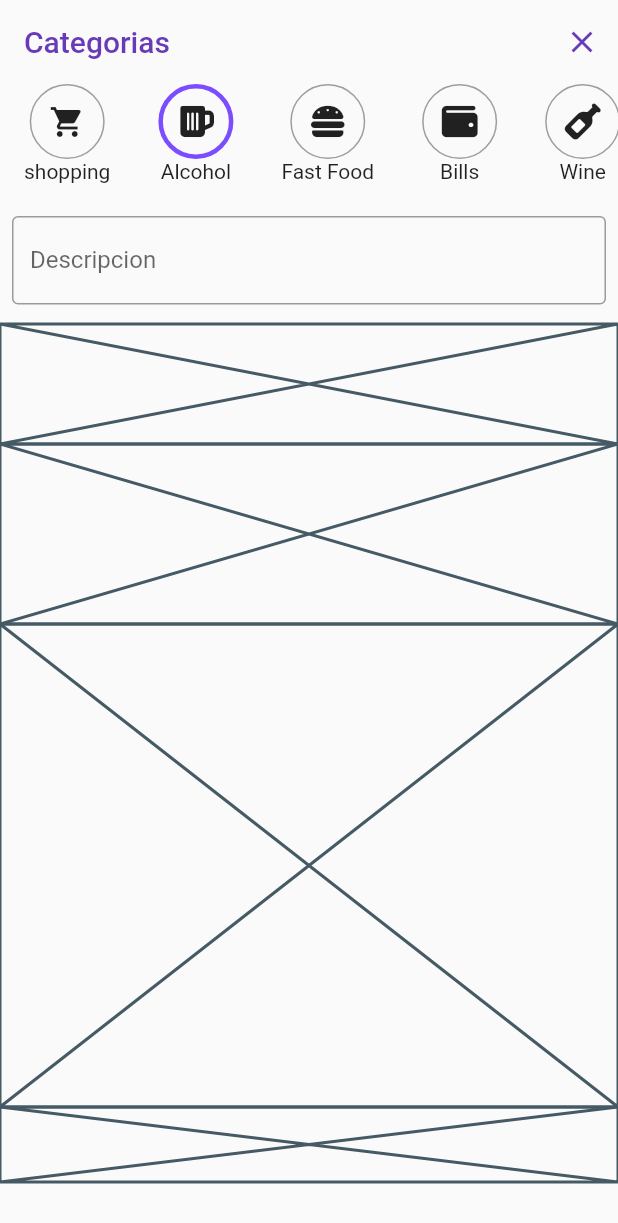
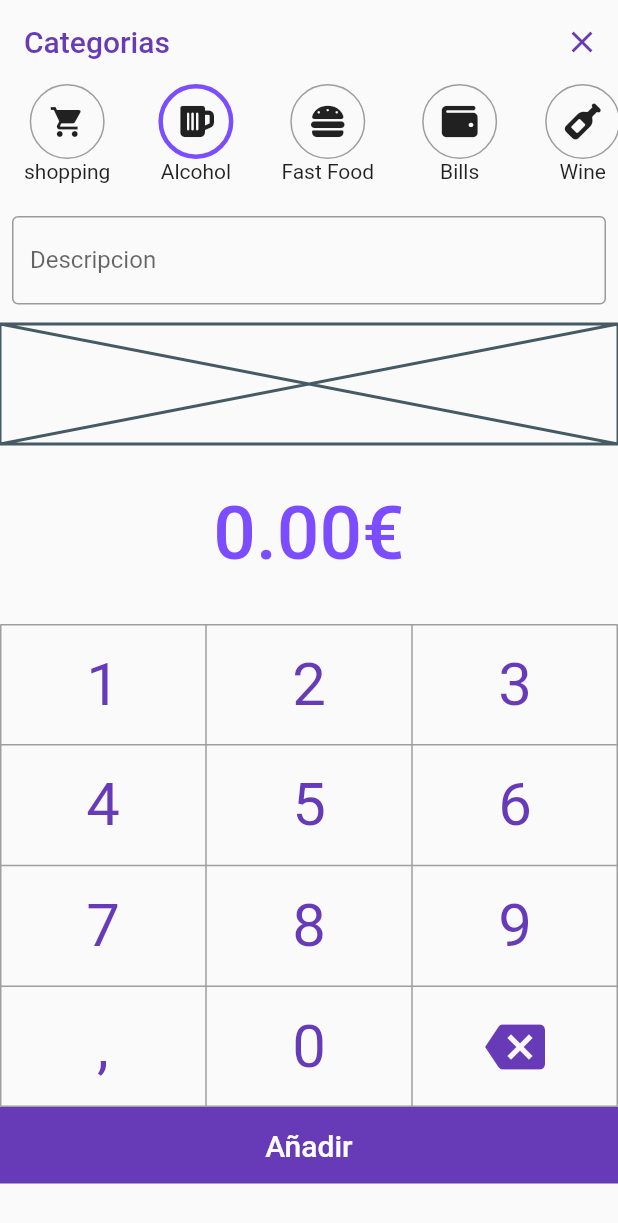
Before and after one commit to JoseAntonioGalan/gestion_app, a Flutter app: the AddPage screen opened by its route, on a phone screen of 412 x 824 dp. Shown: the top 1223 px of the screen. Run offline on Flutter 3.47's test engine with Material 2 defaults, Android fonts, the phone set to English and light mode, and no system bars; our stand-ins replace charts_flutter, cloud_firestore, firebase_auth, firebase_core, font_awesome_flutter, google_sign_in; accounts and stored records are empty.

Commit message:
Teclado numerico, total y boton

```diff
--- a/lib/screens/add_page.dart
+++ b/lib/screens/add_page.dart
@@ -1,4 +1,4 @@
-// ignore_for_file: prefer_const_constructors, deprecated_member_use
+// ignore_for_file: prefer_const_constructors, deprecated_member_use, prefer_const_literals_to_create_immutables
 
 import 'package:flutter/material.dart';
 import 'package:font_awesome_flutter/font_awesome_flutter.dart';
@@ -14,6 +14,8 @@ class AddPage extends StatefulWidget {
 class _AddPageState extends State<AddPage> {
   final _descripcionController = TextEditingController();
   final _descripcionFocus = FocusNode();
+  String category = "";
+  double value = 0;
   @override
   Widget build(BuildContext context) {
     return Scaffold(
@@ -71,6 +73,7 @@ class _AddPageState extends State<AddPage> {
           "Movile": FontAwesomeIcons.mobile,
           "Pedro": FontAwesomeIcons.user
         },
+        onValueChanged: (newCategory) => category = newCategory,
       ),
     );
   }
@@ -97,15 +100,109 @@ class _AddPageState extends State<AddPage> {
 
   Widget _tipe() => Placeholder(fallbackHeight: 80);
 
-  Widget _currentValue() => Placeholder(
-        fallbackHeight: 120,
-      );
+  Widget _currentValue() {
+    return Container(
+        height: 120,
+        child: Center(
+          child: Text(
+            value.toStringAsFixed(2) + "€",
+            style: TextStyle(
+                fontSize: 50,
+                color: Colors.deepPurpleAccent,
+                fontWeight: FontWeight.w500),
+          ),
+        ));
+  }
 
-  Widget _numpad() => Placeholder(
-        fallbackHeight: 322,
-      );
+  Widget _num(String text, double height) {
+    return GestureDetector(
+      behavior: HitTestBehavior.opaque,
+      onTap: () {
+        setState(() {
+          value = value * 10 + int.parse(text);
+        });
+      },
+      child: Container(
+          height: height,
+          child: Center(
+              child: Text(
+            text,
+            style: TextStyle(fontSize: 40, color: Colors.deepPurple),
+          ))),
+    );
+  }
 
-  Widget _submit() => Placeholder(
-        fallbackHeight: 50,
-      );
+  // 322
+  Widget _numpad() {
+    return Container(
+      height: 322,
+      child: LayoutBuilder(
+          builder: (BuildContext context, BoxConstraints constraints) {
+        var height = constraints.biggest.height / 4;
+        return Table(
+          border: TableBorder.all(color: Colors.grey, width: 1.0),
+          children: [
+            TableRow(children: [
+              _num("1", height),
+              _num("2", height),
+              _num("3", height),
+            ]),
+            TableRow(children: [
+              _num("4", height),
+              _num("5", height),
+              _num("6", height),
+            ]),
+            TableRow(children: [
+              _num("7", height),
+              _num("8", height),
+              _num("9", height),
+            ]),
+            TableRow(children: [
+              _num(",", height),
+              _num("0", height),
+              GestureDetector(
+                onTap: () {
+                  setState(() {
+                    value = value ~/ 10 + (value - value.toInt());
+                  });
+                },
+                child: Container(
+                    height: height,
+                    child: Center(
+                        child: Icon(
+                      Icons.backspace,
+                      color: Colors.deepPurple,
+                      size: 40,
+                    ))),
+              )
+            ])
+          ],
+        );
+      }),
+    );
+  }
+
+  //50
+  Widget _submit() {
+    return Builder(builder: (BuildContext context) {
+      return Container(
+          height: 51.0,
+          width: double.infinity,
+          decoration: BoxDecoration(color: Colors.deepPurple),
+          child: MaterialButton(
+            child: Text(
+              "Añadir",
+              style: TextStyle(color: Colors.white, fontSize: 20.0),
+            ),
+            onPressed: () {
+              if (value > 0 && category != "") {
+                Navigator.of(context).pop();
+              } else {
+                Scaffold.of(context).showSnackBar(
+                    SnackBar(content: Text("Selecciona valor o categoria")));
+              }
+            },
+          ));
+    });
+  }
 }
--- a/lib/screens/category_selection_widget.dart
+++ b/lib/screens/category_selection_widget.dart
@@ -3,8 +3,10 @@ import 'package:flutter/material.dart';
 
 class CategorySelectionWidget extends StatefulWidget {
   final Map<String, IconData> categories;
+  final Function(String) onValueChanged;
 
-  const CategorySelectionWidget({Key? key, required this.categories})
+  const CategorySelectionWidget(
+      {Key? key, required this.categories, required this.onValueChanged})
       : super(key: key);
 
   @override
@@ -25,6 +27,7 @@ class _CategorySelectionWidgetState extends State<CategorySelectionWidget> {
           setState(() {
             currentItem = name;
           });
+          widget.onValueChanged(name);
         },
         child: CategoryWidget(
           name: name,
```
